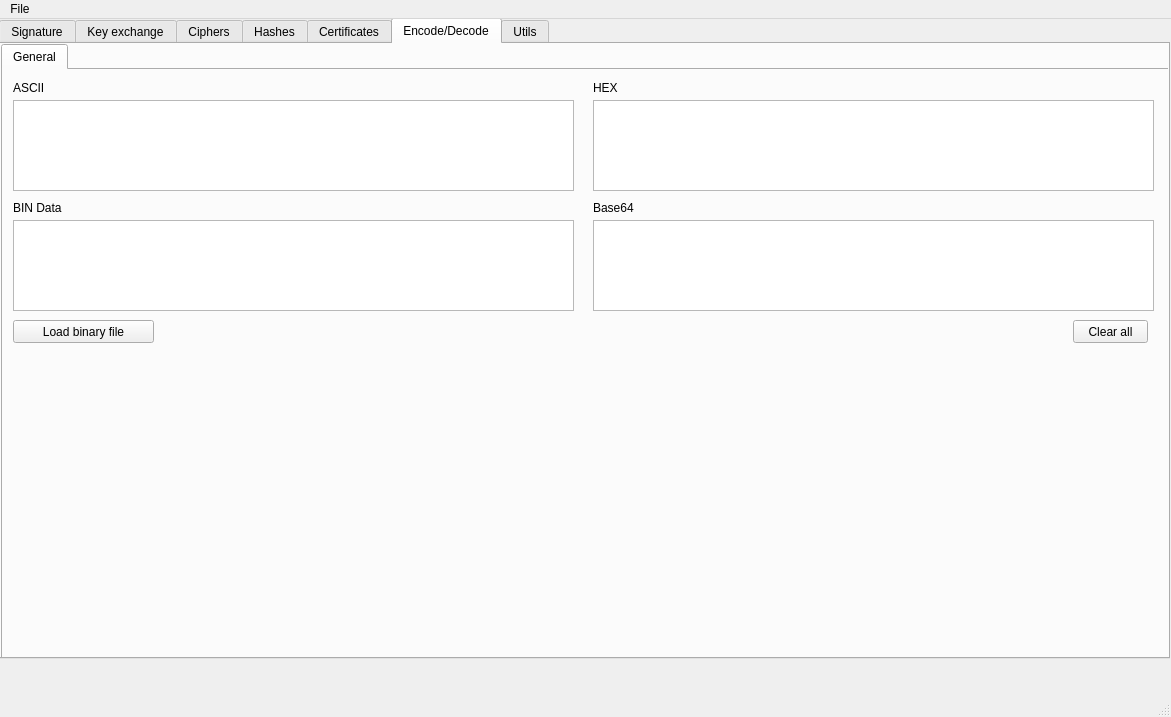
Above: ui/mainwindow.ui from caffedrine/CryptoPocketKnife before the change. Below: the same form after it.
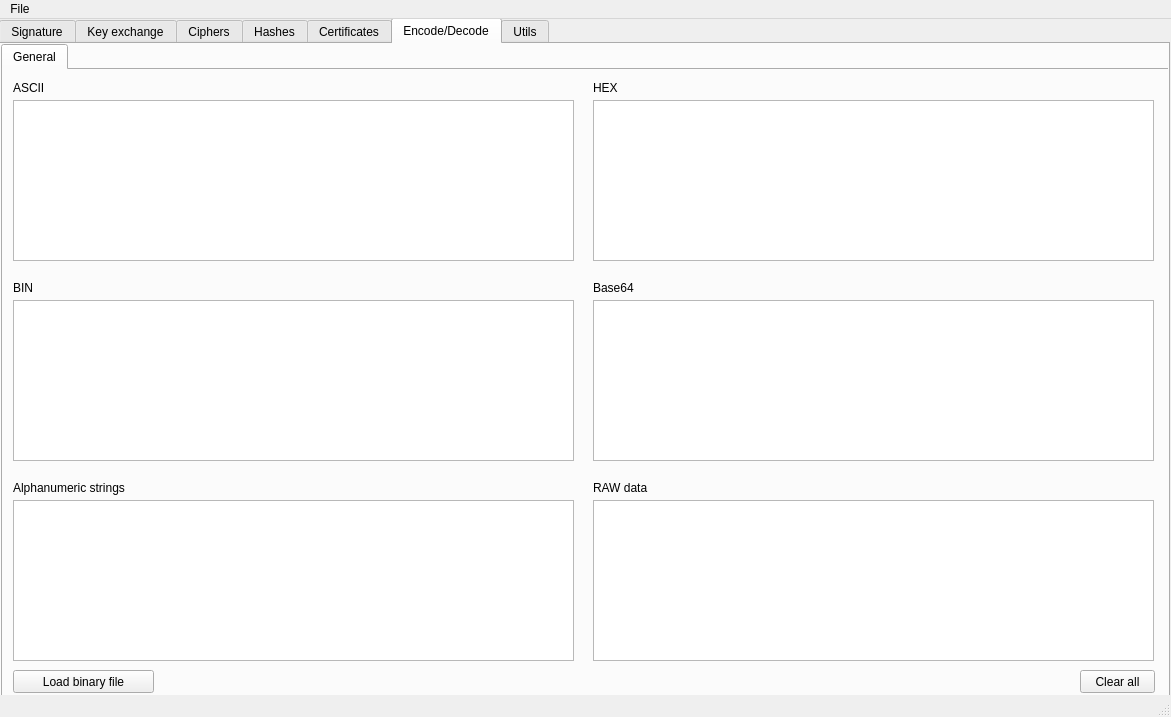
That is the form after the change. The open tabs and pages were chosen to show the change. Icons and pictures are not drawn. Custom widgets are drawn as their Qt base class.

Commit message: - Various fixes and improvements for data encoding/decoding

The edit to the form file:
```diff
--- a/ui/mainwindow.ui
+++ b/ui/mainwindow.ui
@@ -42,7 +42,7 @@
       <x>-1</x>
       <y>-1</y>
       <width>1171</width>
-      <height>641</height>
+      <height>681</height>
      </rect>
     </property>
     <property name="sizePolicy">
@@ -1190,9 +1190,9 @@
         <property name="geometry">
          <rect>
           <x>10</x>
-          <y>150</y>
+          <y>230</y>
           <width>561</width>
-          <height>91</height>
+          <height>161</height>
          </rect>
         </property>
         <property name="html">
@@ -1207,13 +1207,13 @@
         <property name="geometry">
          <rect>
           <x>10</x>
-          <y>130</y>
+          <y>210</y>
           <width>201</width>
           <height>16</height>
          </rect>
         </property>
         <property name="text">
-         <string>BIN Data</string>
+         <string>BIN</string>
         </property>
        </widget>
        <widget class="QLabel" name="label_32">
@@ -1235,7 +1235,7 @@
           <x>590</x>
           <y>30</y>
           <width>561</width>
-          <height>91</height>
+          <height>161</height>
          </rect>
         </property>
        </widget>
@@ -1243,7 +1243,7 @@
         <property name="geometry">
          <rect>
           <x>10</x>
-          <y>250</y>
+          <y>600</y>
           <width>141</width>
           <height>23</height>
          </rect>
@@ -1256,7 +1256,7 @@
         <property name="geometry">
          <rect>
           <x>590</x>
-          <y>130</y>
+          <y>210</y>
           <width>201</width>
           <height>16</height>
          </rect>
@@ -1269,9 +1269,9 @@
         <property name="geometry">
          <rect>
           <x>590</x>
-          <y>150</y>
+          <y>230</y>
           <width>561</width>
-          <height>91</height>
+          <height>161</height>
          </rect>
         </property>
        </widget>
@@ -1294,15 +1294,15 @@
           <x>10</x>
           <y>30</y>
           <width>561</width>
-          <height>91</height>
+          <height>161</height>
          </rect>
         </property>
        </widget>
        <widget class="QPushButton" name="pushButton_EncodeDecode_General_ClearAll">
         <property name="geometry">
          <rect>
-          <x>1070</x>
-          <y>250</y>
+          <x>1077</x>
+          <y>600</y>
           <width>75</width>
           <height>23</height>
          </rect>
@@ -1311,6 +1311,72 @@
          <string>Clear all</string>
         </property>
        </widget>
+       <widget class="QTextEdit" name="textEdit_EncodeDecode_General_AlphanumericStrings">
+        <property name="geometry">
+         <rect>
+          <x>10</x>
+          <y>430</y>
+          <width>561</width>
+          <height>161</height>
+         </rect>
+        </property>
+        <property name="html">
+         <string>&lt;!DOCTYPE HTML PUBLIC &quot;-//W3C//DTD HTML 4.0//EN&quot; &quot;http://www.w3.org/TR/REC-html40/strict.dtd&quot;&gt;
+&lt;html&gt;&lt;head&gt;&lt;meta name=&quot;qrichtext&quot; content=&quot;1&quot; /&gt;&lt;style type=&quot;text/css&quot;&gt;
+p, li { white-space: pre-wrap; }
+&lt;/style&gt;&lt;/head&gt;&lt;body style=&quot; font-family:'MS Shell Dlg 2'; font-size:8.25pt; font-weight:400; font-style:normal;&quot;&gt;
+&lt;p style=&quot;-qt-paragraph-type:empty; margin-top:0px; margin-bottom:0px; margin-left:0px; margin-right:0px; -qt-block-indent:0; text-indent:0px;&quot;&gt;&lt;br /&gt;&lt;/p&gt;&lt;/body&gt;&lt;/html&gt;</string>
+        </property>
+       </widget>
+       <widget class="QLabel" name="label_35">
+        <property name="geometry">
+         <rect>
+          <x>10</x>
+          <y>410</y>
+          <width>201</width>
+          <height>16</height>
+         </rect>
+        </property>
+        <property name="text">
+         <string>Alphanumeric strings</string>
+        </property>
+       </widget>
+       <widget class="QTextEdit" name="textEdit_EncodeDecode_General_RawData">
+        <property name="enabled">
+         <bool>true</bool>
+        </property>
+        <property name="geometry">
+         <rect>
+          <x>590</x>
+          <y>430</y>
+          <width>561</width>
+          <height>161</height>
+         </rect>
+        </property>
+        <property name="readOnly">
+         <bool>true</bool>
+        </property>
+        <property name="html">
+         <string>&lt;!DOCTYPE HTML PUBLIC &quot;-//W3C//DTD HTML 4.0//EN&quot; &quot;http://www.w3.org/TR/REC-html40/strict.dtd&quot;&gt;
+&lt;html&gt;&lt;head&gt;&lt;meta name=&quot;qrichtext&quot; content=&quot;1&quot; /&gt;&lt;style type=&quot;text/css&quot;&gt;
+p, li { white-space: pre-wrap; }
+&lt;/style&gt;&lt;/head&gt;&lt;body style=&quot; font-family:'MS Shell Dlg 2'; font-size:8.25pt; font-weight:400; font-style:normal;&quot;&gt;
+&lt;p style=&quot;-qt-paragraph-type:empty; margin-top:0px; margin-bottom:0px; margin-left:0px; margin-right:0px; -qt-block-indent:0; text-indent:0px;&quot;&gt;&lt;br /&gt;&lt;/p&gt;&lt;/body&gt;&lt;/html&gt;</string>
+        </property>
+       </widget>
+       <widget class="QLabel" name="label_36">
+        <property name="geometry">
+         <rect>
+          <x>590</x>
+          <y>410</y>
+          <width>201</width>
+          <height>16</height>
+         </rect>
+        </property>
+        <property name="text">
+         <string>RAW data</string>
+        </property>
+       </widget>
       </widget>
      </widget>
     </widget>
```
Left out of the diff: 4 changed lines with no effect on the pictures. The commit also changes 6 other files.
